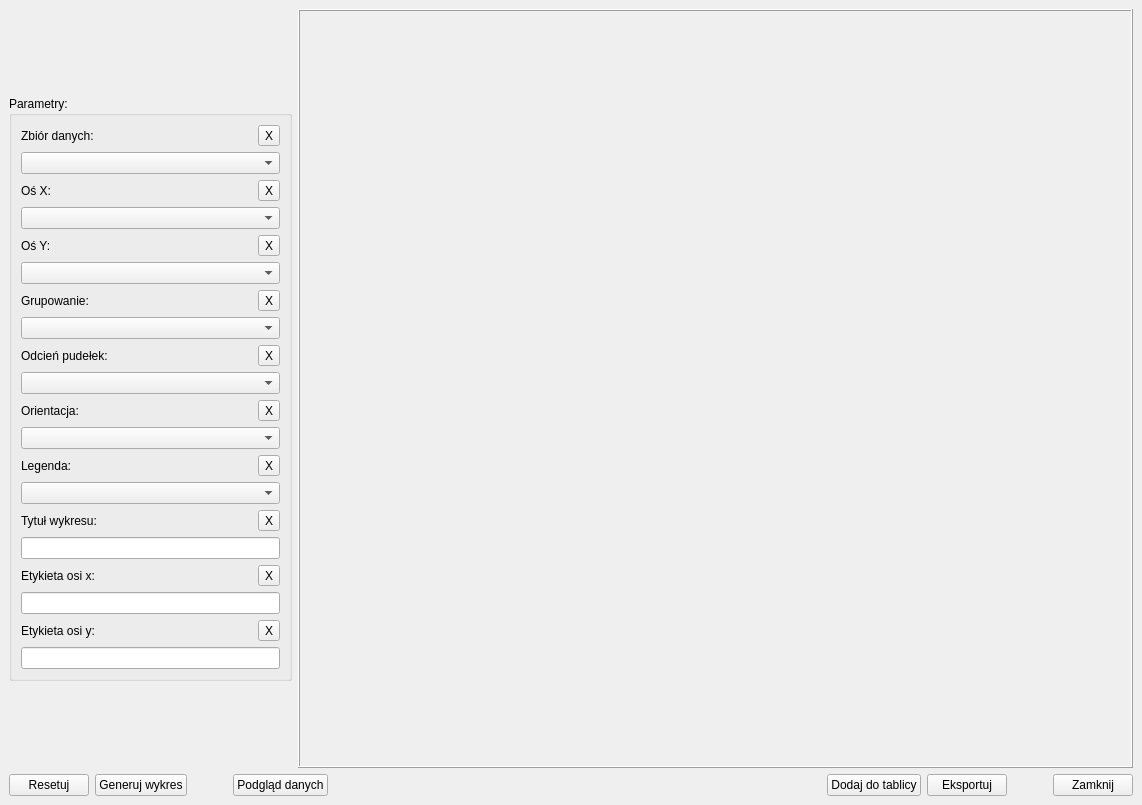
Old version of the form ui/Plots/box-plot-window.ui in the repository OskarLewandowski/dex-data-experience.
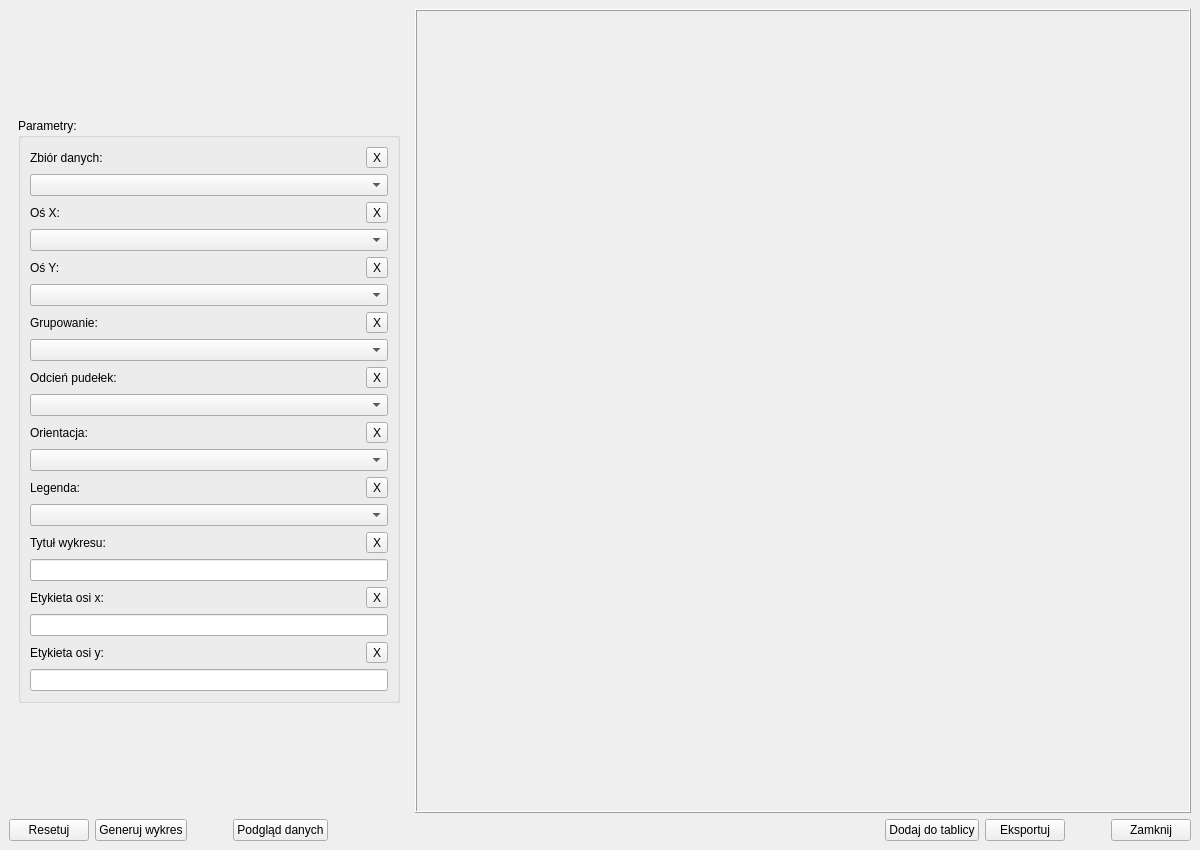
New version of the form.

Commit message: update box plot window

The edit to the form file:
```diff
--- a/ui/Plots/box-plot-window.ui
+++ b/ui/Plots/box-plot-window.ui
@@ -9,10 +9,16 @@
    <rect>
     <x>0</x>
     <y>0</y>
-    <width>1142</width>
-    <height>805</height>
+    <width>1200</width>
+    <height>850</height>
    </rect>
   </property>
+  <property name="minimumSize">
+   <size>
+    <width>1200</width>
+    <height>850</height>
+   </size>
+  </property>
   <property name="windowTitle">
    <string>Wykres pudełkowy</string>
   </property>
@@ -29,6 +35,9 @@
             <property name="orientation">
              <enum>Qt::Vertical</enum>
             </property>
+            <property name="sizeType">
+             <enum>QSizePolicy::Fixed</enum>
+            </property>
             <property name="sizeHint" stdset="0">
              <size>
               <width>20</width>
@@ -38,9 +47,39 @@
            </spacer>
           </item>
           <item>
+           <widget class="QScrollArea" name="scrollArea">
+            <property name="sizePolicy">
+             <sizepolicy hsizetype="Fixed" vsizetype="Expanding">
+              <horstretch>0</horstretch>
+              <verstretch>0</verstretch>
+             </sizepolicy>
+            </property>
+            <property name="minimumSize">
+             <size>
+              <width>400</width>
+              <height>0</height>
+             </size>
+            </property>
+            <property name="frameShape">
+             <enum>QFrame::NoFrame</enum>
+            </property>
+            <property name="widgetResizable">
+             <bool>true</bool>
+            </property>
+            <widget class="QWidget" name="scrollAreaWidgetContents">
+             <property name="geometry">
+              <rect>
+               <x>0</x>
+               <y>0</y>
+               <width>400</width>
+               <height>702</height>
+              </rect>
+             </property>
+             <layout class="QVBoxLayout" name="verticalLayout_7">
+              <item>
            <widget class="QGroupBox" name="groupBox">
             <property name="sizePolicy">
-             <sizepolicy hsizetype="Fixed" vsizetype="Fixed">
+                 <sizepolicy hsizetype="Expanding" vsizetype="Fixed">
               <horstretch>0</horstretch>
               <verstretch>0</verstretch>
              </sizepolicy>
@@ -616,11 +655,18 @@
             </layout>
            </widget>
           </item>
+             </layout>
+            </widget>
+           </widget>
+          </item>
           <item>
            <spacer name="verticalSpacer">
             <property name="orientation">
              <enum>Qt::Vertical</enum>
             </property>
+            <property name="sizeType">
+             <enum>QSizePolicy::Fixed</enum>
+            </property>
             <property name="sizeHint" stdset="0">
              <size>
               <width>20</width>
```
Lines whose indentation alone changed are shown as unchanged. The commit also changes 1 other file.
